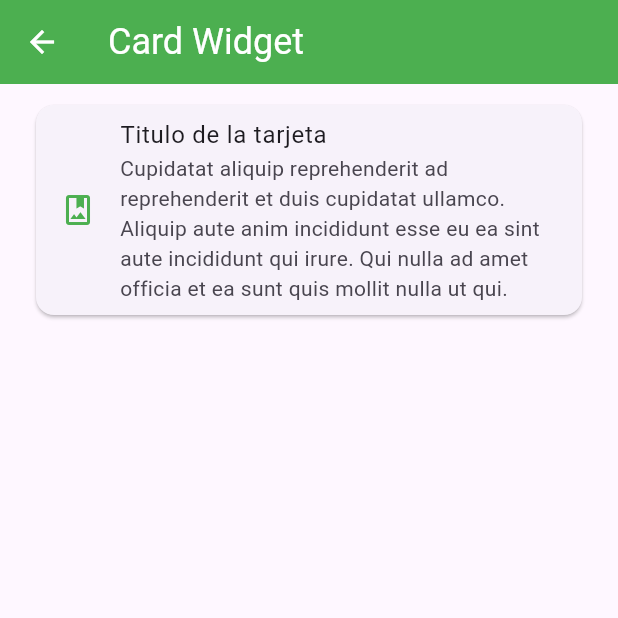
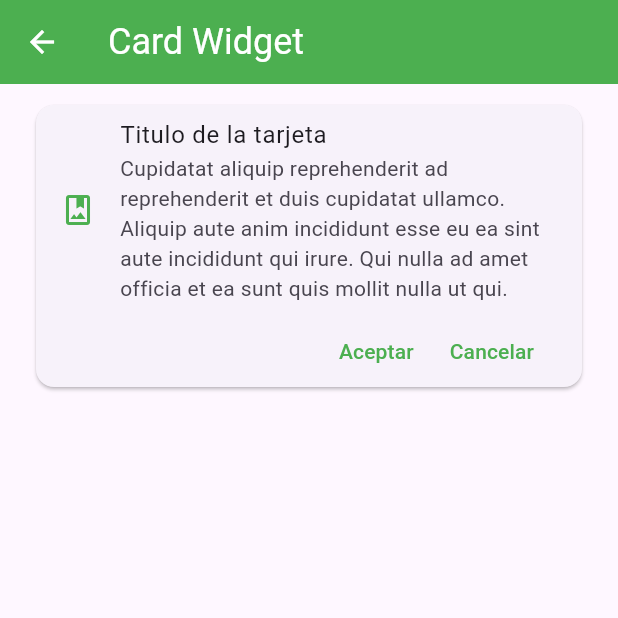
Before and after one commit to Guillermojs9/fl_componentes, a Flutter app: the CardScreen screen opened by its route, on a phone screen of 412 x 824 dp, the top half of it. Run offline on Flutter 3.47's test engine with Material 3 defaults, Android fonts, the phone set to English and light mode, and no system bars.

Commit message:
textButtonTheme

```diff
--- a/fl_componentes/lib/main.dart
+++ b/fl_componentes/lib/main.dart
@@ -1,5 +1,4 @@
 import 'package:fl_componentes/routes/app_routes.dart';
-import 'package:fl_componentes/screens/screens.dart';
 import 'package:fl_componentes/theme/app_theme.dart';
 import 'package:flutter/material.dart';
 
--- a/fl_componentes/lib/screens/card_screen.dart
+++ b/fl_componentes/lib/screens/card_screen.dart
@@ -1,5 +1,5 @@
-import 'package:fl_componentes/theme/app_theme.dart';
 import 'package:flutter/material.dart';
+import '../widgets/widgets.dart';
 
 class CardScreen extends StatelessWidget {
   const CardScreen({super.key});
@@ -13,18 +13,8 @@ class CardScreen extends StatelessWidget {
         body: ListView(
           padding: const EdgeInsets.symmetric(horizontal: 20, vertical: 10),
           children: const [
-            Card(
-              child: Column(
-                children: [
-                  ListTile(
-                      leading: Icon(Icons.photo_album_outlined, color: AppTheme.primary),
-                      title: Text("Titulo de la tarjeta"),
-                      subtitle: Text("Cupidatat aliquip reprehenderit ad reprehenderit et duis cupidatat ullamco. Aliquip aute anim incididunt esse eu ea sint aute incididunt qui irure. Qui nulla ad amet officia et ea sunt quis mollit nulla ut qui."),
-                      )
-                ],
-              ),
-            )
-          ],
+            CustomCardTipo1(),
+            ],
         ));
   }
 }
--- a/fl_componentes/lib/screens/home_screen.dart
+++ b/fl_componentes/lib/screens/home_screen.dart
@@ -1,5 +1,4 @@
 import 'package:fl_componentes/routes/app_routes.dart';
-import 'package:fl_componentes/screens/screens.dart';
 import 'package:flutter/material.dart';
 
 class HomeScreen extends StatelessWidget {
--- a/fl_componentes/lib/screens/listview1_screen.dart
+++ b/fl_componentes/lib/screens/listview1_screen.dart
@@ -10,7 +10,6 @@ class Listview1Screen extends StatelessWidget {
     return Scaffold(
         appBar: AppBar(
           title: const Text("ListView1"),
-          backgroundColor: Colors.blue,
         ),
         body: ListView(
           children: [
--- a/fl_componentes/lib/screens/listview2_screen.dart
+++ b/fl_componentes/lib/screens/listview2_screen.dart
@@ -10,7 +10,6 @@ class Listview2Screen extends StatelessWidget {
     return Scaffold(
         appBar: AppBar(
           title: const Text("ListView2"),
-          //backgroundColor: Colors.blueAccent,
         ),
         body: ListView.separated(
           itemBuilder: (context, index) => ListTile(
--- a/fl_componentes/lib/theme/app_theme.dart
+++ b/fl_componentes/lib/theme/app_theme.dart
@@ -7,6 +7,15 @@ class AppTheme {
   static final ThemeData lightTheme = ThemeData.light().copyWith(
     primaryColor: primary,
     //AppBar Theme
-    appBarTheme: const AppBarTheme(color: primary, titleTextStyle: TextStyle(color: Colors.white, fontSize: 24), iconTheme: IconThemeData(color: Colors.white)),
-    listTileTheme: const ListTileThemeData(iconColor: primary));
+    appBarTheme: const AppBarTheme(
+        color: primary,
+        titleTextStyle: TextStyle(color: Colors.white, fontSize: 24),
+        iconTheme: IconThemeData(color: Colors.white)),
+    //ListTile Theme
+    listTileTheme: const ListTileThemeData(iconColor: primary),
+    //TextButton Theme
+    textButtonTheme: TextButtonThemeData(
+      style: TextButton.styleFrom(foregroundColor: primary)
+    )
+  );
 }
--- /dev/null
+++ b/fl_componentes/lib/widgets/custom_card_tipo_1.dart
@@ -0,0 +1,34 @@
+import 'package:fl_componentes/theme/app_theme.dart';
+import 'package:flutter/material.dart';
+
+class CustomCardTipo1 extends StatelessWidget {
+  const CustomCardTipo1({
+    super.key,
+  });
+
+  @override
+  Widget build(BuildContext context) {
+    return Card(
+      child: Column(
+        children: [
+          const ListTile(
+            leading: Icon(Icons.photo_album_outlined, color: AppTheme.primary),
+            title: Text("Titulo de la tarjeta"),
+            subtitle: Text(
+                "Cupidatat aliquip reprehenderit ad reprehenderit et duis cupidatat ullamco. Aliquip aute anim incididunt esse eu ea sint aute incididunt qui irure. Qui nulla ad amet officia et ea sunt quis mollit nulla ut qui."),
+          ),
+          Row(
+            mainAxisAlignment: MainAxisAlignment.end,
+            children: [
+              TextButton(onPressed: () {}, child: const Text("Aceptar")),
+              Padding(
+                padding: const EdgeInsets.only(right: 20),
+                child: TextButton(onPressed: () {}, child: const Text("Cancelar")),
+              ),
+            ],
+          )
+        ],
+      ),
+    );
+  }
+}
--- /dev/null
+++ b/fl_componentes/lib/widgets/widgets.dart
@@ -0,0 +1 @@
+export 'package:fl_componentes/widgets/custom_card_tipo_1.dart';
```
